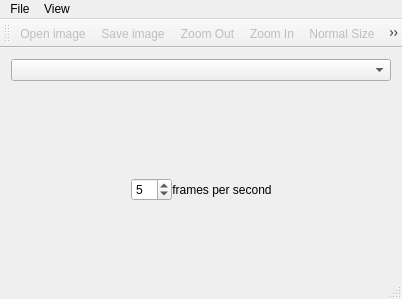
This is ParkanImageViewer/ParkanImageViewer/ui/viewer_app.ui in DinoL/Parkan as Qt 5 draws it before an edit. The edited form follows.
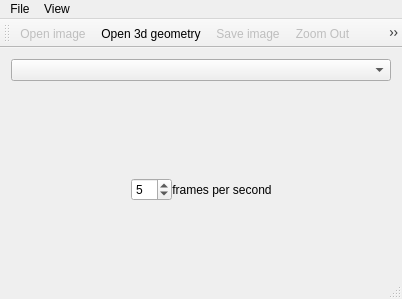
This is the edited form. Icons and pictures are not drawn.

Commit message: [*] Add command to load geometry

Diff of the .ui file:
```diff
--- a/ParkanImageViewer/ParkanImageViewer/ui/viewer_app.ui
+++ b/ParkanImageViewer/ParkanImageViewer/ui/viewer_app.ui
@@ -198,6 +198,7 @@
     <bool>false</bool>
    </attribute>
    <addaction name="actionOpen_Image"/>
+   <addaction name="actionOpen_3d_geometry"/>
    <addaction name="actionSave_image"/>
    <addaction name="actionZoom_Out"/>
    <addaction name="actionZoom_In"/>
```
The commit also changes 1 other file.
